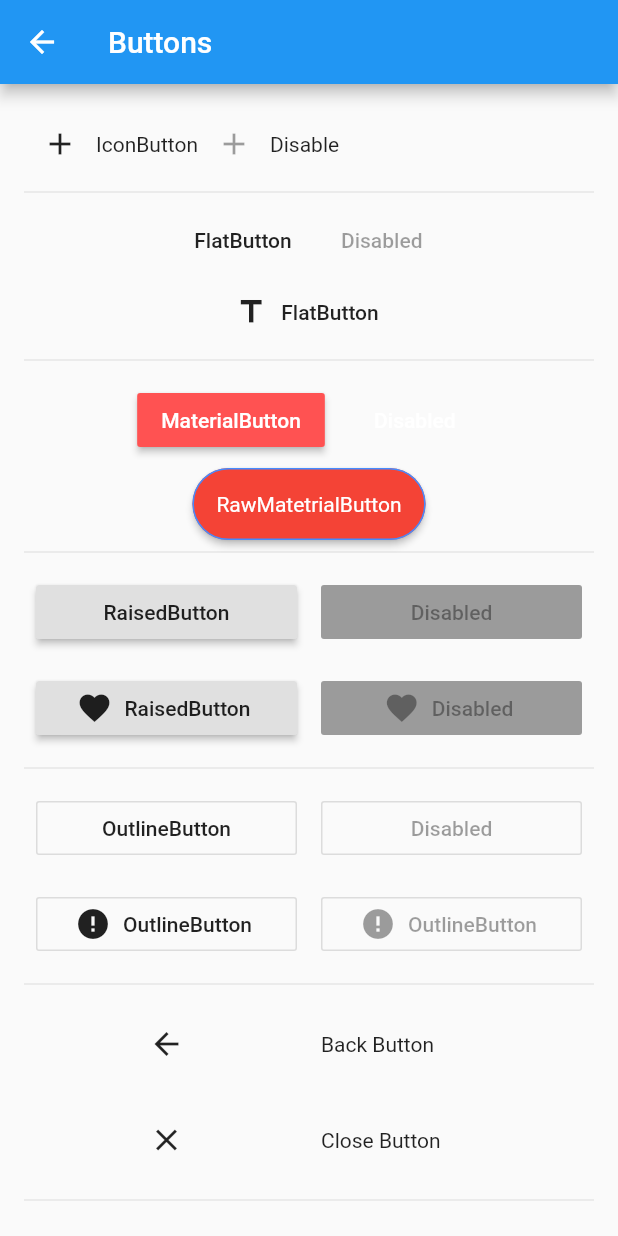
After one commit to ibhavikmakwana/FlutterPlayground, a Flutter app: the Buttons screen opened by its route, on a phone screen of 412 x 824 dp. The commit adds this screen. Run offline on Flutter 3.47's test engine with Material 2 defaults, Android fonts, the phone set to English and light mode, and no system bars; Roboto replaces fonts that are missing (Roboto-Regular.ttf).

Commit message:
- Bottom navigation with pageview - buttons

```diff
--- a/lib/main.dart
+++ b/lib/main.dart
@@ -4,6 +4,7 @@ import 'package:flutter_examples/models/ExapmleNames.dart';
 import 'package:flutter_examples/ui/DefaultExample.dart';
 import 'package:flutter_examples/ui/app_bar/AppBarExample.dart';
 import 'package:flutter_examples/ui/bottomnavigation/BottomNavigation.dart';
+import 'package:flutter_examples/ui/buttons/Buttons.dart';
 import 'package:flutter_examples/ui/collapsibletoolbar/CollapsibleToolbar.dart';
 import 'package:flutter_examples/ui/drawer/NavigationDrawer.dart';
 import 'package:flutter_examples/utils/Strings.dart';
@@ -31,6 +32,8 @@ class MyApp extends StatelessWidget {
               BottomNavigation(title: Strings.bottomNavigationTitle),
           Strings.collapsibleToolbarExampleRoute: (BuildContext context) =>
               CollapsibleToolbar(title: Strings.appName),
+          Strings.buttonsExampleRoute: (BuildContext context) =>
+              Buttons(title: Strings.buttonsTitle),
         });
   }
 }
@@ -67,9 +70,10 @@ class _MyHomePageState extends State<MyHomePage> {
 
 // The list displayed by this app.
 final List<ExampleNames> names = <ExampleNames>[
-  new ExampleNames('Default Example'),
+  new ExampleNames(Strings.defaultExampleTitle),
   new ExampleNames('App Bar'),
   new ExampleNames('Navigation Drawer'),
   new ExampleNames('Collapsible toolbar'),
-  new ExampleNames('Bottom Navigation'),
+  new ExampleNames(Strings.bottomNavigationTitle),
+  new ExampleNames(Strings.buttonsTitle),
 ];
--- a/lib/ui/bottomnavigation/BottomNavigation.dart
+++ b/lib/ui/bottomnavigation/BottomNavigation.dart
@@ -9,8 +9,7 @@ class BottomNavigation extends StatefulWidget {
 }
 
 class _BottomNavigationState extends State<BottomNavigation> {
-  String _title = "Navigation Example";
-
+  PageController _pageController;
   var _page = 0;
 
   @override
@@ -19,7 +18,21 @@ class _BottomNavigationState extends State<BottomNavigation> {
       appBar: AppBar(
         title: new Text(widget.title),
       ),
-      body: Center(child: new Text(_title)),
+      body: PageView(
+        children: <Widget>[
+          Container(
+            color: Colors.orangeAccent,
+          ),
+          Container(
+            color: Colors.redAccent,
+          ),
+          Container(
+            color: Colors.blueAccent,
+          ),
+        ],
+        controller: _pageController,
+        onPageChanged: onPageChanged,
+      ),
       bottomNavigationBar: BottomNavigationBar(
         items: [
           BottomNavigationBarItem(
@@ -44,16 +57,29 @@ class _BottomNavigationState extends State<BottomNavigation> {
   ///
   /// Bottom Navigation tap listener
   ///
-  void navigationTapped(int value) {
+  void navigationTapped(int page) {
+    _pageController.animateToPage(
+      page,
+      duration: Duration(milliseconds: 300),
+      curve: Curves.easeIn,
+    );
+  }
+
+  void onPageChanged(int page) {
     setState(() {
-      this._page = value;
-      if (value == 0) {
-        _title = "Photo";
-      } else if (value == 1) {
-        _title = "Map";
-      } else if (value == 2) {
-        _title = "Favorite";
-      }
+      this._page = page;
     });
   }
+
+  @override
+  void initState() {
+    super.initState();
+    _pageController = new PageController();
+  }
+
+  @override
+  void dispose() {
+    super.dispose();
+    _pageController.dispose();
+  }
 }
--- /dev/null
+++ b/lib/ui/buttons/Buttons.dart
@@ -0,0 +1,357 @@
+import 'package:flutter/material.dart';
+
+class Buttons extends StatefulWidget {
+  Buttons({Key key, this.title}) : super(key: key);
+  final String title;
+
+  @override
+  _ButtonsState createState() => new _ButtonsState();
+}
+
+class _ButtonsState extends State<Buttons> {
+  int selected;
+
+  @override
+  Widget build(BuildContext context) {
+    return new Scaffold(
+      appBar: AppBar(
+        title: new Text(widget.title),
+      ),
+      body: ListView(
+        padding: EdgeInsets.all(16.0),
+        children: <Widget>[
+          getIconButton(),
+          Divider(),
+          getFlatButton(),
+          Divider(),
+          getMaterialButton(),
+          Divider(),
+          getRaisedButton(),
+          Divider(),
+          getOutlineButton(),
+          Divider(),
+          getCloseBackButton(),
+          Divider(),
+          getDropDownButton(),
+          Divider(),
+          getFloatingActionButton(),
+        ],
+      ),
+    );
+  }
+
+  Widget getIconButton() {
+    return Row(
+      children: <Widget>[
+        IconButton(
+          icon: Icon(Icons.add),
+          splashColor: Colors.blue,
+          onPressed: () {},
+        ),
+        Divider(
+          color: Colors.green,
+        ),
+        Text("IconButton"),
+        IconButton(
+          icon: Icon(Icons.add),
+          onPressed: null,
+        ),
+        Text("Disable"),
+      ],
+      crossAxisAlignment: CrossAxisAlignment.center,
+      mainAxisSize: MainAxisSize.min,
+    );
+  }
+
+  Widget getFlatButton() {
+    return Column(
+      children: <Widget>[
+        Row(
+          children: <Widget>[
+            FlatButton(
+              child: new Text("FlatButton"),
+              onPressed: () {},
+            ),
+            FlatButton(
+              child: new Text("Disabled"),
+              onPressed: null,
+            ),
+          ],
+          crossAxisAlignment: CrossAxisAlignment.center,
+          mainAxisSize: MainAxisSize.min,
+        ),
+        FlatButton.icon(
+          onPressed: () {},
+          icon: Icon(Icons.title),
+          label: new Text("FlatButton"),
+        ),
+      ],
+    );
+  }
+
+  Widget getMaterialButton() {
+    return Column(
+      children: <Widget>[
+        Row(
+          children: <Widget>[
+            Padding(
+              padding: EdgeInsets.all(8.0),
+              child: MaterialButton(
+                color: Colors.redAccent,
+                onPressed: () {},
+                child: new Text("MaterialButton"),
+                textColor: Colors.white,
+              ),
+            ),
+            Padding(
+              padding: EdgeInsets.all(8.0),
+              child: MaterialButton(
+                color: Colors.redAccent,
+                child: new Text("Disabled"),
+                textColor: Colors.white,
+                onPressed: null,
+              ),
+            ),
+          ],
+          crossAxisAlignment: CrossAxisAlignment.center,
+          mainAxisSize: MainAxisSize.min,
+        ),
+        RawMaterialButton(
+          padding: EdgeInsets.all(16.0),
+          splashColor: Colors.yellowAccent,
+          fillColor: Colors.red,
+          textStyle: TextStyle(
+            color: Colors.white,
+          ),
+          shape: StadiumBorder(
+            side: BorderSide(
+              color: Colors.blueAccent,
+              style: BorderStyle.solid,
+            ),
+          ),
+          child: new Text("RawMatetrialButton"),
+          onPressed: () {},
+        ),
+      ],
+    );
+  }
+
+  Widget getRaisedButton() {
+    return Column(
+      children: <Widget>[
+        Row(
+          children: <Widget>[
+            Expanded(
+              child: Padding(
+                padding: const EdgeInsets.all(8.0),
+                child: RaisedButton(
+                  child: new Text("RaisedButton"),
+                  onPressed: () {},
+                ),
+              ),
+            ),
+            Expanded(
+              child: Padding(
+                padding: const EdgeInsets.all(8.0),
+                child: RaisedButton(
+                  child: new Text(
+                    "Disabled",
+                    textAlign: TextAlign.center,
+                  ),
+                  onPressed: null,
+                ),
+              ),
+            ),
+          ],
+          crossAxisAlignment: CrossAxisAlignment.center,
+          mainAxisSize: MainAxisSize.min,
+        ),
+        Row(
+          children: <Widget>[
+            Expanded(
+              child: Padding(
+                padding: const EdgeInsets.all(8.0),
+                child: RaisedButton.icon(
+                  onPressed: () {},
+                  icon: Icon(Icons.favorite),
+                  label: new Text("RaisedButton"),
+                ),
+              ),
+            ),
+            Expanded(
+              child: Padding(
+                padding: const EdgeInsets.all(8.0),
+                child: RaisedButton.icon(
+                  onPressed: null,
+                  icon: Icon(Icons.favorite),
+                  label: new Text("Disabled"),
+                ),
+              ),
+            ),
+          ],
+        ),
+      ],
+    );
+  }
+
+  Widget getOutlineButton() {
+    return Column(
+      children: <Widget>[
+        Row(
+          children: <Widget>[
+            Expanded(
+              child: Padding(
+                padding: const EdgeInsets.all(8.0),
+                child: OutlineButton(
+                  onPressed: () {},
+                  child: new Text("OutlineButton"),
+                  color: Colors.orange,
+                ),
+              ),
+            ),
+            Expanded(
+              child: Padding(
+                padding: const EdgeInsets.all(8.0),
+                child: OutlineButton(
+                  onPressed: null,
+                  child: new Text("Disabled"),
+                  color: Colors.orange,
+                ),
+              ),
+            ),
+          ],
+        ),
+        Row(
+          children: <Widget>[
+            Expanded(
+              child: Padding(
+                padding: const EdgeInsets.all(8.0),
+                child: OutlineButton.icon(
+                  icon: Icon(Icons.error),
+                  label: new Text("OutlineButton"),
+                  onPressed: () {},
+                  color: Colors.orange,
+                ),
+              ),
+            ),
+            Expanded(
+              child: Padding(
+                padding: const EdgeInsets.all(8.0),
+                child: OutlineButton.icon(
+                  icon: Icon(Icons.error),
+                  label: new Text("OutlineButton"),
+                  onPressed: null,
+                  color: Colors.orange,
+                ),
+              ),
+            ),
+          ],
+        ),
+      ],
+    );
+  }
+
+  ///
+  /// [CloseButton]
+  /// [BackButton]
+  ///
+  Widget getCloseBackButton() {
+    return Column(
+      children: <Widget>[
+        Row(
+          children: <Widget>[
+            Expanded(
+              child: Padding(
+                padding: const EdgeInsets.all(8.0),
+                child: BackButton(),
+              ),
+            ),
+            Expanded(
+              child: Padding(
+                padding: const EdgeInsets.all(8.0),
+                child: Text("Back Button"),
+              ),
+            ),
+          ],
+        ),
+        Row(
+          children: <Widget>[
+            Expanded(
+              child: Padding(
+                padding: const EdgeInsets.all(8.0),
+                child: CloseButton(),
+              ),
+            ),
+            Expanded(
+              child: Padding(
+                padding: const EdgeInsets.all(8.0),
+                child: Text("Close Button"),
+              ),
+            ),
+          ],
+        ),
+      ],
+    );
+  }
+
+  ///
+  /// [DropdownButton]
+  ///
+  Widget getDropDownButton() {
+    return Column(
+      children: <Widget>[
+        Row(
+          children: <Widget>[
+            Padding(
+              padding: const EdgeInsets.all(8.0),
+              child: new DropdownButton<int>(
+                hint: new Text("Select"),
+                value: selected,
+                items: new List<DropdownMenuItem<int>>.generate(
+                  25,
+                  (int index) => new DropdownMenuItem<int>(
+                        value: index,
+                        child: new Text(index.toString()),
+                      ),
+                ),
+                onChanged: (int value) {
+                  setState(() {
+                    selected = value;
+                  });
+                },
+              ),
+            ),
+            Expanded(
+              child: Padding(
+                padding: const EdgeInsets.all(8.0),
+                child: Text("Simple Dropdown"),
+              ),
+            ),
+          ],
+        ),
+      ],
+    );
+  }
+
+  Widget getFloatingActionButton() {
+    return Row(
+      children: <Widget>[
+        Padding(
+          padding: const EdgeInsets.all(8.0),
+          child: FloatingActionButton(
+            onPressed: () {},
+            child: Center(
+              child: Icon(Icons.add),
+            ),
+          ),
+        ),
+        Padding(
+          padding: const EdgeInsets.all(8.0),
+          child: Text(
+            "Floating Action Button",
+          ),
+        ),
+      ],
+    );
+  }
+}
--- a/lib/utils/Strings.dart
+++ b/lib/utils/Strings.dart
@@ -12,11 +12,13 @@ class Strings {
   static const String defaultExampleRoute = "/Default Example";
   static const String appBarExampleRoute = "/App Bar";
   static const String navigationDrawerExampleRoute = "/Navigation Drawer";
-  static const String bottomNavigationExampleRoute = "/Bottom Navigation";
+  static const String bottomNavigationExampleRoute = "/Bottom Navigation with PageView";
   static const String collapsibleToolbarExampleRoute = "/Collapsible toolbar";
+  static const String buttonsExampleRoute = "/Buttons";
 
   ///Strings
   //Titles
   static const String defaultExampleTitle = "Default Example";
-  static const String bottomNavigationTitle = "Bottom Navigation";
+  static const String bottomNavigationTitle = "Bottom Navigation with PageView";
+  static const String buttonsTitle = "Buttons";
 }
```
